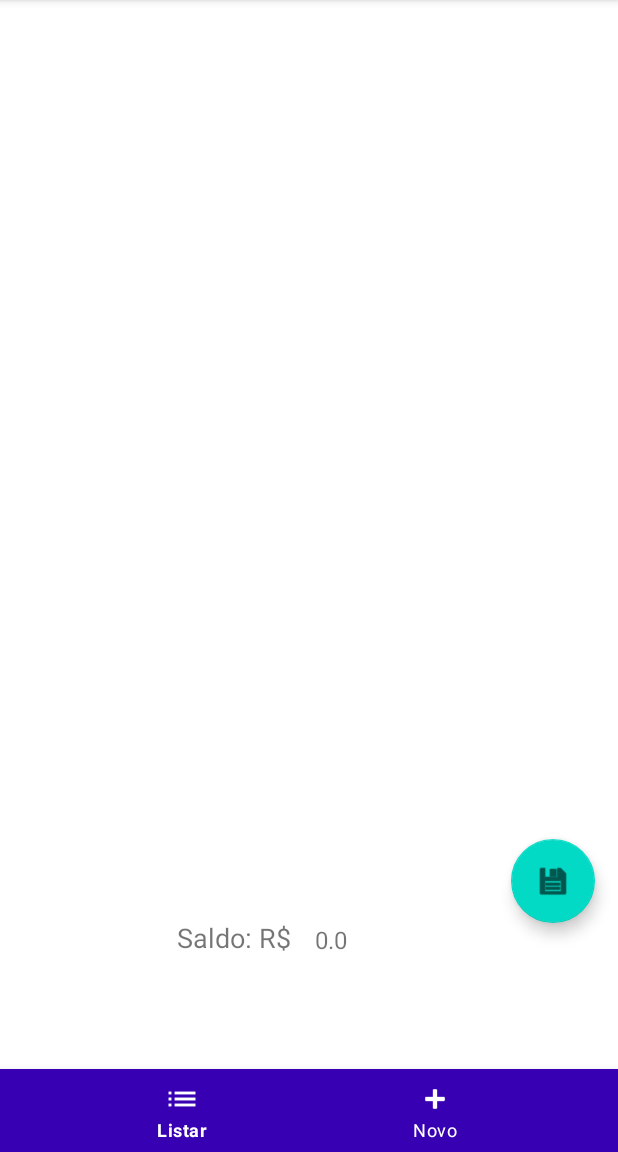
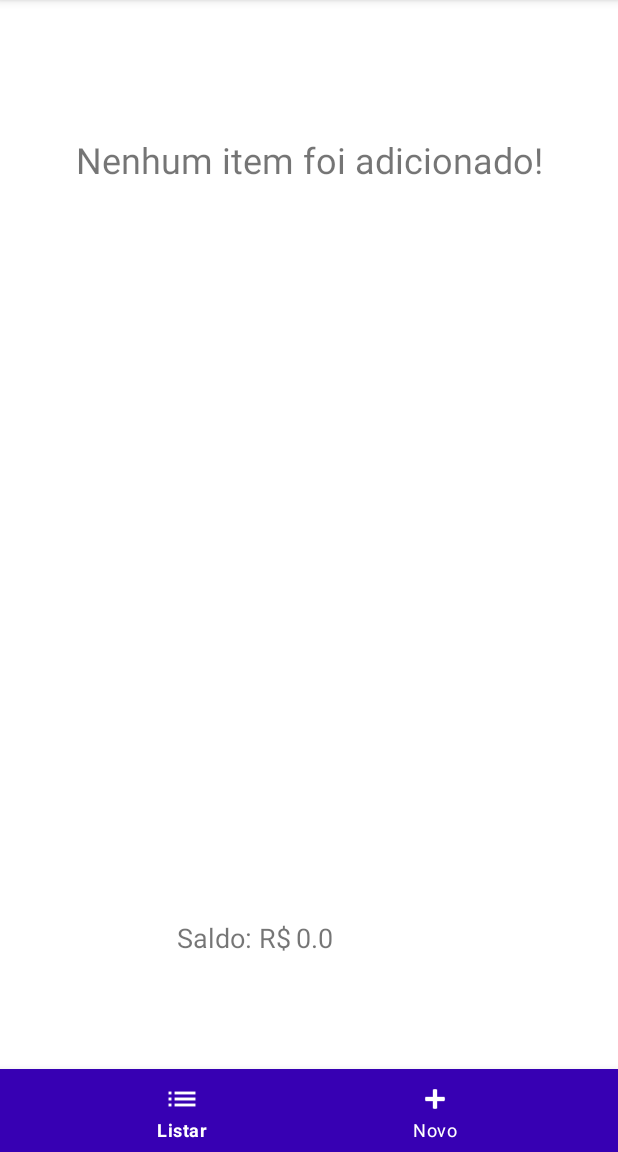
Before and after one commit to thiagohlopes/ProvaPDM, an Android app: the screen it shows after launch (MainActivity), on a phone screen of 412 x 824 dp, the part 84-1236 px from its top. Run offline under Robolectric (Android 15) with nearby library versions, the phone set to English and light mode, and no system bars; libraries missing offline, so code that uses them is left out: com.opencsv.

```diff
--- a/app/src/main/java/com/example/provathiagolopes/List.java
+++ b/app/src/main/java/com/example/provathiagolopes/List.java
@@ -29,6 +29,7 @@ import com.example.provathiagolopes.RecyclerView.FinanceAdapter;
 import com.example.provathiagolopes.SQLite.DAOFinance;
 import com.example.provathiagolopes.SQLite.DBHelper;
 import com.example.provathiagolopes.SQLite.Finance;
+import com.example.provathiagolopes.Singleton.DAOSingleton;
 import com.google.android.material.floatingactionbutton.FloatingActionButton;
 import com.opencsv.CSVWriter;
 
@@ -44,6 +45,7 @@ public class List extends Fragment {
     private ArrayList<Finance> finances;
     private double total = 0.0;
     private TextView tv_total;
+    private TextView tv_noData;
     private FloatingActionButton fbtn_relatory;
 
     public static List newInstance() {
@@ -63,9 +65,15 @@ public class List extends Fragment {
         super.onViewCreated(view, savedInstanceState);
         this.rv_finance = view.findViewById(R.id.rv_finance);
         this.tv_total = view.findViewById(R.id.tv_total);
+        this.tv_noData = view.findViewById(R.id.tv_noData);
         this.fbtn_relatory = view.findViewById(R.id.fbtn_relatory);
         finances= DAOFinance.getAllPizzas(getContext());
-        this.total = 0;
+        this.total = 0.0;
+        if(finances.isEmpty()){
+            fbtn_relatory.setVisibility(View.GONE);
+        }else{
+            tv_noData.setVisibility(View.GONE);
+        }
         for(int i=0;i<finances.size(); i++){
             total += finances.get(i).getPrice();
         }
@@ -74,7 +82,7 @@ public class List extends Fragment {
         this.rv_finance.setHasFixedSize(true);
         this.financeAdapter = new FinanceAdapter(finances, getActivity());
         this.rv_finance.setAdapter(this.financeAdapter);
-        this.tv_total.setText(Double.toString(total));
+        this.tv_total.setText(String.valueOf(total));
         this.fbtn_relatory.setOnClickListener(new View.OnClickListener() {
             @Override
             public void onClick(View v) {
@@ -87,6 +95,11 @@ public class List extends Fragment {
                         new DialogInterface.OnClickListener() {
                             public void onClick(DialogInterface dialog, int id) {
                                 exportDB();
+                                //só pra confirmar salvando em singleton
+                                for(int i=0;i<finances.size(); i++){
+
+                                    DAOSingleton.getINSTANCE().addFinance(view.getContext(), finances.get(i));
+                                }
                                 String msg = "Relatorio foi salvo com Sucesso";
                                 Toast.makeText(view.getContext(), msg, Toast.LENGTH_LONG).show();
                                 dialog.cancel();
@@ -96,6 +109,8 @@ public class List extends Fragment {
                 builder1.setNegativeButton(
                         "NÃO",
                         new DialogInterface.OnClickListener() {
+//                            String msgNeg = "Tudo bem então!";
+//                            Toast.makeText(view.getContext(), msgNeg, Toast.LENGTH_LONG).show();
                             public void onClick(DialogInterface dialog, int id) {
                                 dialog.cancel();
                             }
--- a/app/src/main/java/com/example/provathiagolopes/SQLite/DAOFinance.java
+++ b/app/src/main/java/com/example/provathiagolopes/SQLite/DAOFinance.java
@@ -49,7 +49,7 @@ public class DAOFinance {
 
         while(cursor.moveToNext()) {
             long id = cursor.getLong(cursor.getColumnIndex(DBSchema.Finance._ID));
-            float price = cursor.getFloat(cursor.getColumnIndex(DBSchema.Finance.PRICE));
+            Double price = cursor.getDouble(cursor.getColumnIndex(DBSchema.Finance.PRICE));
             String type = cursor.getString(cursor.getColumnIndex(DBSchema.Finance.TYPE));
             String name = cursor.getString(cursor.getColumnIndex(DBSchema.Finance.NAME));
             Finance finance = new Finance( id,  price,  name,  type);
--- a/app/src/main/java/com/example/provathiagolopes/SQLite/DBSchema.java
+++ b/app/src/main/java/com/example/provathiagolopes/SQLite/DBSchema.java
@@ -13,7 +13,7 @@ public class DBSchema {
         public static final String getCreationQuery() {
             return "CREATE TABLE "+TABLENAME+" ("+
                     _ID + " INTEGER PRIMARY KEY AUTOINCREMENT, " +
-                    PRICE + " REAL, "+
+                    PRICE + " DOUBLE, "+
                     NAME + " STRING, "+
                     TYPE + " BOOLEAN" +
                     ")";
--- a/app/src/main/res/layout/fragment_list.xml
+++ b/app/src/main/res/layout/fragment_list.xml
@@ -13,8 +13,10 @@
         android:layout_marginBottom="10dp"
         app:layout_constraintBottom_toTopOf="@+id/tv_total"
         app:layout_constraintEnd_toEndOf="parent"
+        app:layout_constraintHorizontal_bias="0.0"
         app:layout_constraintStart_toStartOf="parent"
-        app:layout_constraintTop_toTopOf="parent" />
+        app:layout_constraintTop_toTopOf="parent"
+        app:layout_constraintVertical_bias="0.0" />
 
     <com.google.android.material.floatingactionbutton.FloatingActionButton
         android:id="@+id/fbtn_relatory"
@@ -41,14 +43,29 @@
 
     <TextView
         android:id="@+id/tv_total"
-        android:layout_width="58dp"
+        android:layout_width="0dp"
         android:layout_height="wrap_content"
+        android:layout_marginStart="3dp"
         android:layout_marginBottom="75dp"
         android:hint="0,00"
-        android:textSize="16sp"
+        android:textSize="18sp"
         app:layout_constraintBottom_toBottomOf="parent"
         app:layout_constraintEnd_toEndOf="parent"
         app:layout_constraintHorizontal_bias="0.1"
         app:layout_constraintStart_toEndOf="@+id/textView" />
 
+    <TextView
+        android:id="@+id/tv_noData"
+        android:layout_width="0dp"
+        android:layout_height="wrap_content"
+        android:layout_marginStart="10dp"
+        android:layout_marginTop="90dp"
+        android:layout_marginEnd="10dp"
+        android:text="Nenhum item foi adicionado!"
+        android:textAlignment="center"
+        android:textSize="24sp"
+        app:layout_constraintEnd_toEndOf="parent"
+        app:layout_constraintStart_toStartOf="parent"
+        app:layout_constraintTop_toTopOf="parent" />
+
 </androidx.constraintlayout.widget.ConstraintLayout>
```
Also changed, not shown: app/src/main/java/com/example/provathiagolopes/New.java (+23 -7 lines), app/src/main/java/com/example/provathiagolopes/SQLite/Finance.java (+11 -5 lines), app/src/main/java/com/example/provathiagolopes/Singleton/DAOSingleton.java (added, +56 -0 lines), app/src/main/java/com/example/provathiagolopes/Singleton/FileManager.java (added, +64 -0 lines).
